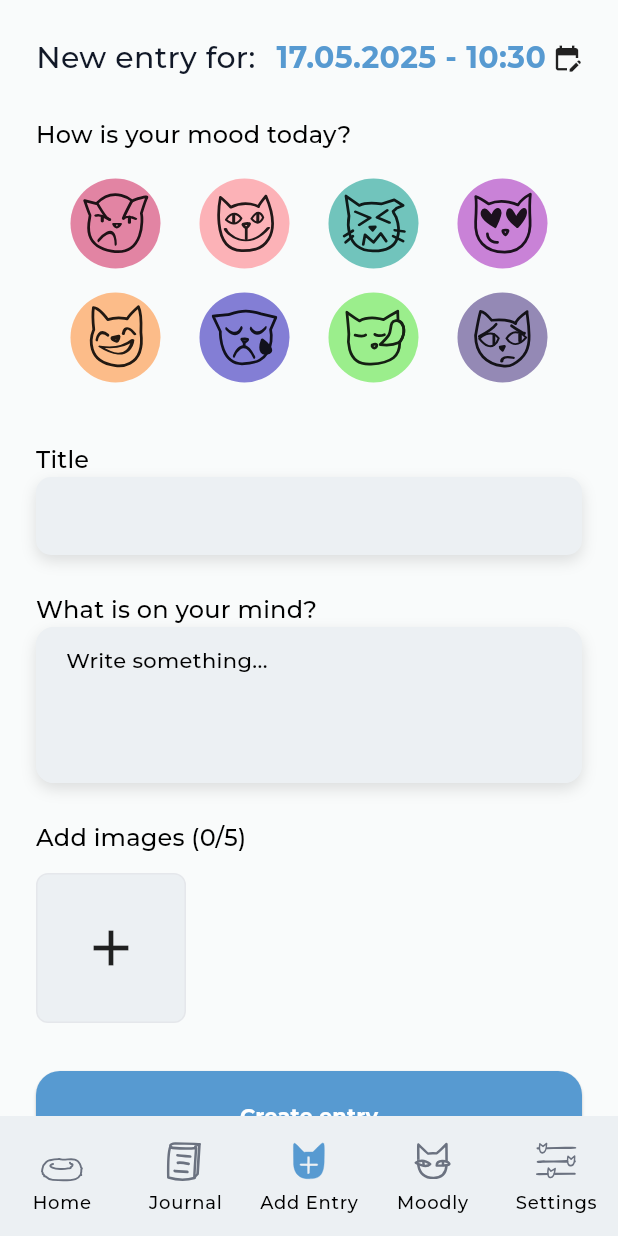
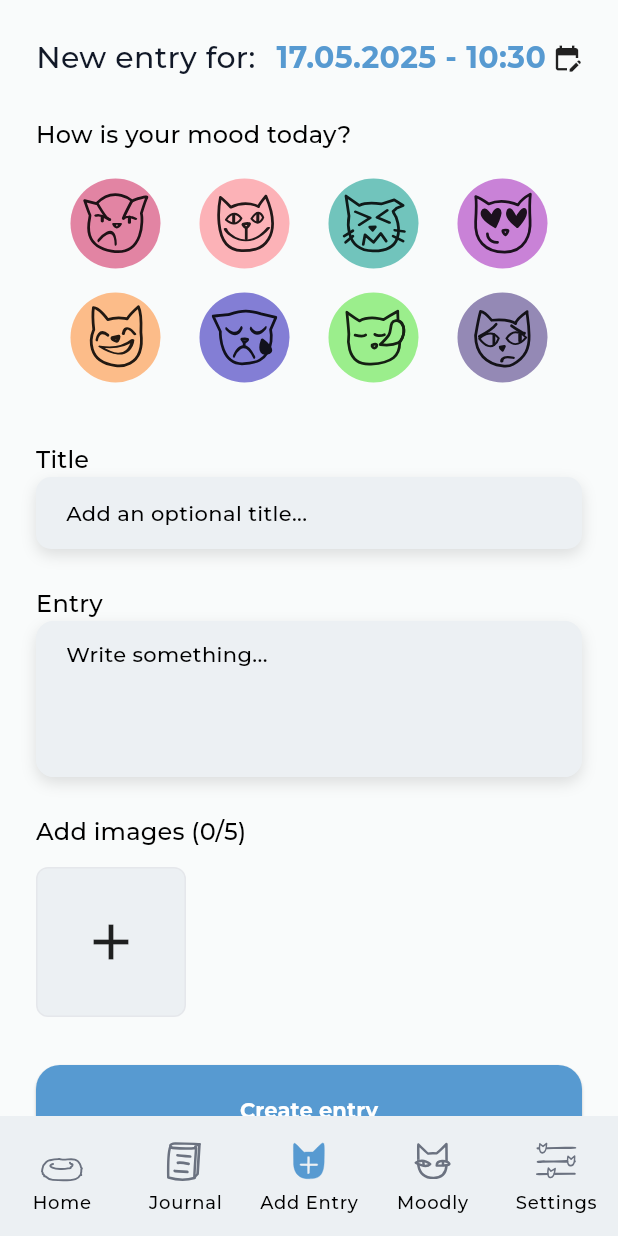
Before and after one commit to codemalcolm/moodly_client, a Flutter app: the screen it shows after launch, item 3 of the bottom bar chosen, on a phone screen of 412 x 824 dp. Run offline on Flutter 3.47's test engine with Material 3 defaults, Android fonts, the phone set to English and light mode, and no system bars; our stand-ins replace flutter_svg, image_picker, shared_preferences; missing offline and left inert: dart:ffi; network calls fail; project files that could hold a hidden picture were left out.

Commit message:
adjust fint sizes in new entry screen

```diff
--- a/lib/screens/new_entry_screen.dart
+++ b/lib/screens/new_entry_screen.dart
@@ -145,9 +145,9 @@ class _NewEntryScreenState extends State<NewEntryScreen> {
               ),
             const SizedBox(height: 24),
             Text('Title', style: theme.textTheme.titleMedium),
-            const CustomTextInput(),
+            const CustomTextInput(hintText: 'Add an optional title...'),
             const SizedBox(height: 24),
-            Text('What is on your mind?', style: theme.textTheme.titleMedium),
+            Text('Entry', style: theme.textTheme.titleMedium),
             const JournalEntryTextField(hintText: 'Write something...'),
             const SizedBox(height: 24),
             Text(
--- a/lib/widgets/custom_text_input.dart
+++ b/lib/widgets/custom_text_input.dart
@@ -19,6 +19,7 @@ class CustomTextInput extends StatelessWidget {
   @override
   Widget build(BuildContext context) {
     final colorScheme = Theme.of(context).colorScheme;
+    final theme = Theme.of(context);
 
     return Container(
       decoration: BoxDecoration(
@@ -37,7 +38,7 @@ class CustomTextInput extends StatelessWidget {
         onChanged: onChanged,
         keyboardType: keyboardType,
         obscureText: obscureText,
-        style: TextStyle(color: colorScheme.onSurface),
+        style: theme.textTheme.bodyMedium,
         decoration: InputDecoration(
           hintText: hintText,
           hintStyle: TextStyle(color: colorScheme.onSurface),
```
